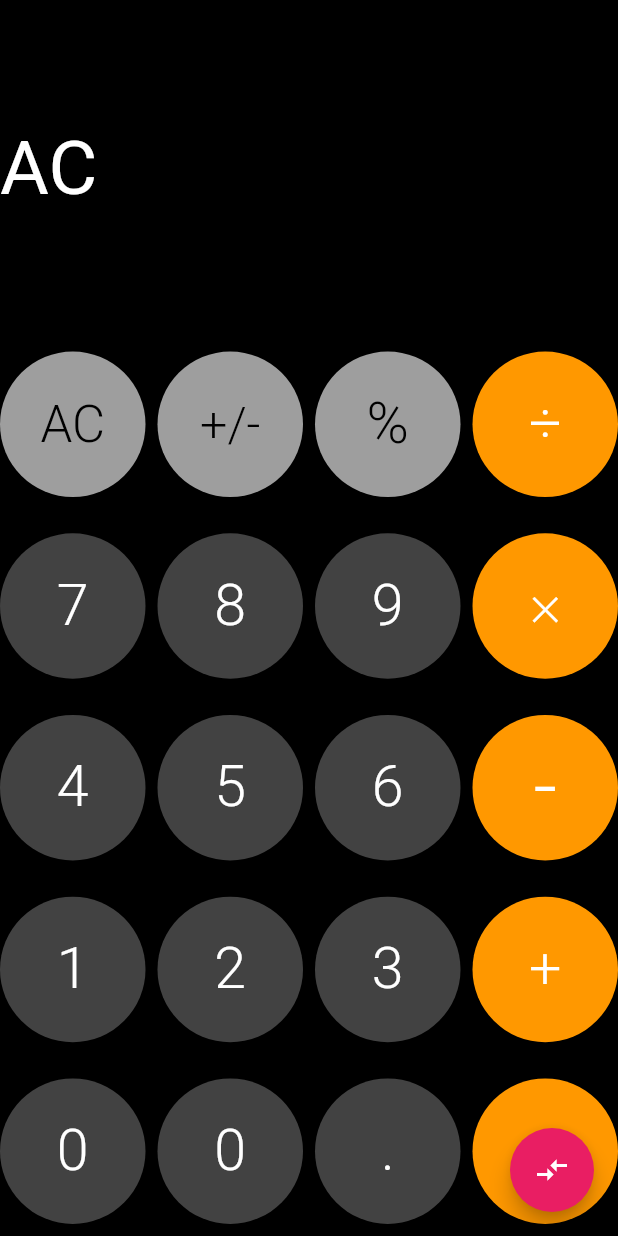
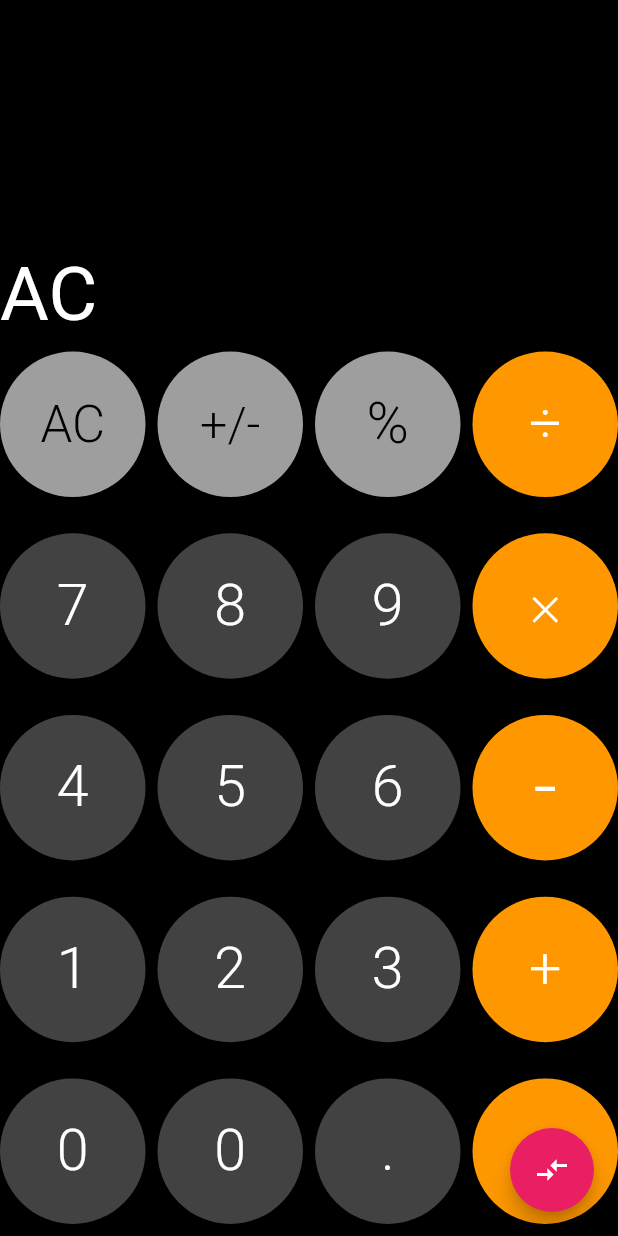
Before and after one commit to ianleshan/camulator, a Flutter app: the screen it shows after launch, after a tap on the "compare arrows" icon, after a tap on "AC", on a phone screen of 412 x 824 dp. Run offline on Flutter 3.47's test engine with Material 2 defaults, Android fonts, the phone set to English and light mode, and no system bars; our stand-ins replace camera.

Commit message:
Implemented typing numbers into calculator, alignment needs work

```diff
--- a/lib/calculatorScreen.dart
+++ b/lib/calculatorScreen.dart
@@ -17,9 +17,12 @@ class _CalculatorScreenState extends State<CalculatorScreen> {
   }
 
   String updateDisplayTextCallback(String buttonPressed) {
-    this.setState(() {
-      displayText = displayText + buttonPressed;
+    displayText += buttonPressed;
+    // this.build(context);
+    setState(() {
+
     });
+    // print("Fdsaf" + displayText);
   }
 
   @override
@@ -34,7 +37,12 @@ class _CalculatorScreenState extends State<CalculatorScreen> {
               children: <Widget>[
                 Container(
                   color: Colors.black,
-                  child: Text(displayText, style: TextStyle(color: Colors.white, fontSize: displayNumberSize),)
+                  child: Align(alignment: Alignment.bottomLeft,
+                  child: Text(
+                    displayText,
+                    style: TextStyle(
+                      color: Colors.white, fontSize: displayNumberSize),
+                    ), )
                 )
               ]
             ),
```
